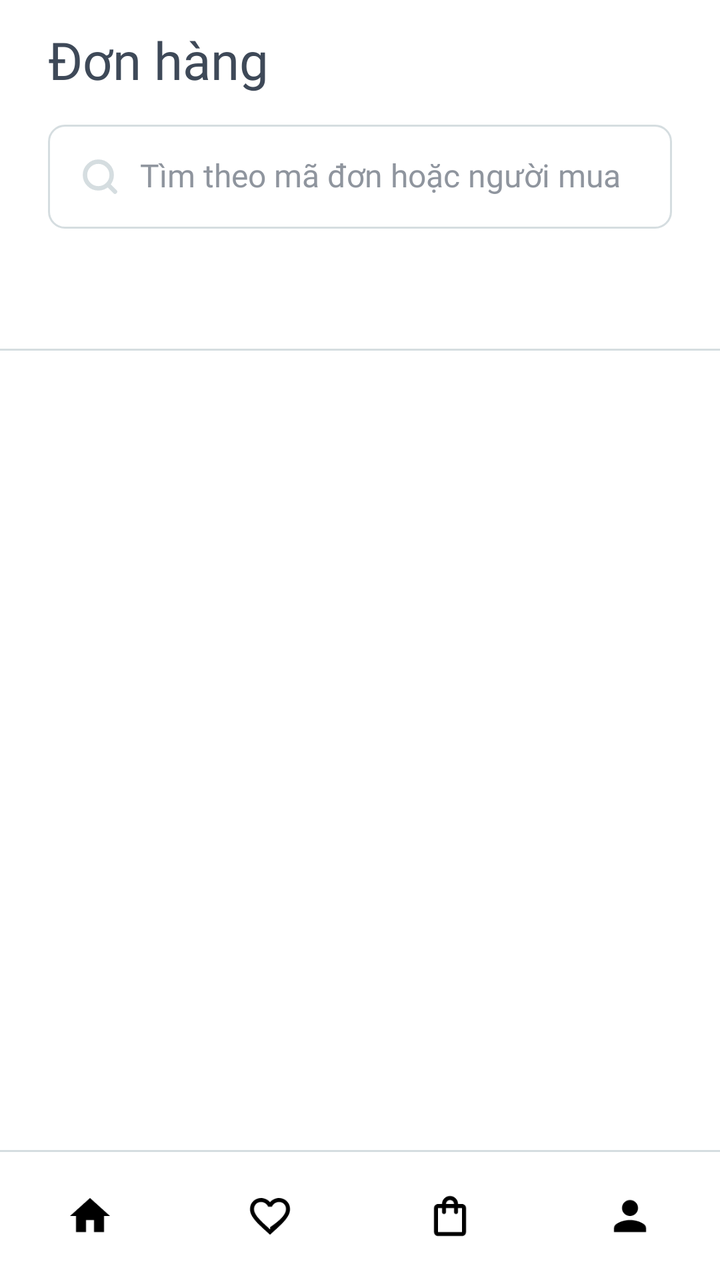
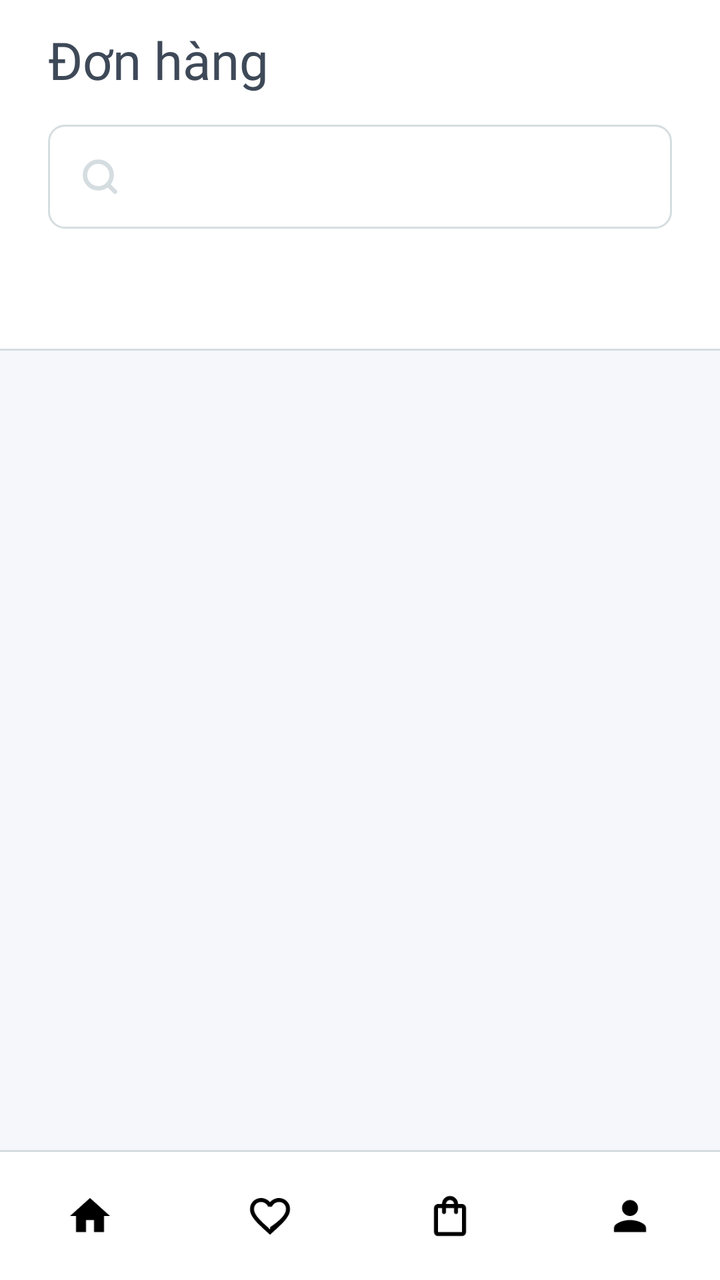

Two renders of the same Android screen: before a commit and after it. Below are the layout's source before the change and the commit's diff.
<!-- AndroidManifest.xml: application theme Theme.NT118R12 -->
<!-- res/layout/activity_seller_orders.xml -->
<?xml version="1.0" encoding="utf-8"?>
<LinearLayout xmlns:android="http://schemas.android.com/apk/res/android"
    xmlns:app="http://schemas.android.com/apk/res-auto"
    xmlns:tools="http://schemas.android.com/tools"
    android:layout_width="match_parent"
    android:layout_height="match_parent"
    android:background="@color/white"
    android:fitsSystemWindows="true"
    android:orientation="vertical">

    <LinearLayout
        android:layout_width="match_parent"
        android:layout_height="wrap_content"
        android:layout_marginStart="24dp"
        android:layout_marginTop="16dp"
        android:layout_marginEnd="24dp"
        android:gravity="center_vertical"
        android:orientation="horizontal">

        <TextView
            android:layout_width="0dp"
            android:layout_height="wrap_content"
            android:layout_weight="1"
            android:fontFamily="@font/montserrat_bold"
            android:includeFontPadding="false"
            android:text="Đơn hàng"
            android:textColor="@color/seller_ink"
            android:textSize="26sp" />
    </LinearLayout>

    <LinearLayout
        android:layout_width="match_parent"
        android:layout_height="52dp"
        android:layout_marginStart="24dp"
        android:layout_marginTop="16dp"
        android:layout_marginEnd="24dp"
        android:background="@drawable/seller_bg_search"
        android:gravity="center_vertical"
        android:orientation="horizontal"
        android:paddingHorizontal="16dp">

        <ImageView
            android:layout_width="20dp"
            android:layout_height="20dp"
            android:contentDescription="@null"
            android:src="@drawable/ic_seller_search" />

        <EditText
            android:id="@+id/et_search_orders"
            android:layout_width="0dp"
            android:layout_height="match_parent"
            android:layout_marginStart="10dp"
            android:layout_weight="1"
            android:background="@null"
            android:fontFamily="@font/montserrat_semibold"
            android:hint="Tìm theo mã đơn hoặc người mua"
            android:imeOptions="actionSearch"
            android:includeFontPadding="false"
            android:inputType="text"
            android:maxLines="1"
            android:padding="0dp"
            android:textColor="@color/seller_ink"
            android:textColorHint="@color/text_muted"
            android:textSize="16sp"
            tools:ignore="Autofill" />
    </LinearLayout>

    <com.google.android.material.tabs.TabLayout
        android:id="@+id/tab_layout_orders"
        android:layout_width="match_parent"
        android:layout_height="wrap_content"
        android:layout_marginTop="12dp"
        android:background="@color/white"
        app:tabGravity="start"
        app:tabIndicatorColor="@color/seller_primary"
        app:tabIndicatorFullWidth="true"
        app:tabIndicatorHeight="3dp"
        app:tabMinWidth="0dp"
        app:tabMode="scrollable"
        app:tabPaddingEnd="16dp"
        app:tabPaddingStart="16dp"
        app:tabRippleColor="@android:color/transparent"
        app:tabSelectedTextColor="@color/seller_primary"
        app:tabTextAppearance="@style/SellerOrderTabTextAppearance"
        app:tabTextColor="@color/text_body" />

    <View
        android:layout_width="match_parent"
        android:layout_height="1dp"
        android:background="@color/seller_border" />

    <androidx.recyclerview.widget.RecyclerView
        android:id="@+id/rv_seller_orders"
        android:layout_width="match_parent"
        android:layout_height="0dp"
        android:layout_marginStart="24dp"
        android:layout_marginTop="16dp"
        android:layout_marginEnd="24dp"
        android:layout_weight="1"
        android:clipToPadding="false"
        android:overScrollMode="never"
        app:layoutManager="androidx.recyclerview.widget.LinearLayoutManager" />

    <include layout="@layout/layout_bottom_nav" />
</LinearLayout>
<!-- res/layout/layout_bottom_nav.xml (included above) -->
<?xml version="1.0" encoding="utf-8"?>
<LinearLayout xmlns:android="http://schemas.android.com/apk/res/android"
    android:layout_width="match_parent"
    android:layout_height="wrap_content"
    android:orientation="vertical"
    android:background="@android:color/white">

    <View
        android:layout_width="match_parent"
        android:layout_height="1dp"
        android:background="@color/border" />

    <LinearLayout
        android:layout_width="match_parent"
        android:layout_height="64dp"
        android:orientation="horizontal"
        android:gravity="center_vertical">

        <ImageView
            android:id="@+id/nav_home"
            android:layout_width="0dp"
            android:layout_height="24dp"
            android:layout_weight="1"
            android:src="@drawable/ic_home"
            android:contentDescription="Home" />

        <ImageView
            android:id="@+id/nav_wishlist"
            android:layout_width="0dp"
            android:layout_height="24dp"
            android:layout_weight="1"
            android:src="@drawable/ic_heart"
            android:contentDescription="Wishlist" />

        <ImageView
            android:id="@+id/nav_cart"
            android:layout_width="0dp"
            android:layout_height="24dp"
            android:layout_weight="1"
            android:src="@drawable/ic_bag"
            android:contentDescription="Cart" />

        <ImageView
            android:id="@+id/nav_account"
            android:layout_width="0dp"
            android:layout_height="24dp"
            android:layout_weight="1"
            android:src="@drawable/ic_user"
            android:contentDescription="Account" />
    </LinearLayout>
</LinearLayout>
<!-- resources referenced by this layout -->
<resources>
  <color name="border">#D5DDE0</color>
  <color name="seller_border">@color/seller_divider</color>
  <color name="seller_ink">@color/seller_text_primary</color>
  <color name="seller_primary">#1152FD</color>
  <color name="text_body">#4A5565</color>
  <color name="text_muted">#8F959E</color>
  <color name="white">#FFFFFFFF</color>
  <!-- drawable ic_bag (drawable) -->
  <?xml version="1.0" encoding="utf-8"?>
  <vector xmlns:android="http://schemas.android.com/apk/res/android"
      android:width="24dp"
      android:height="24dp"
      android:viewportWidth="24"
      android:viewportHeight="24">
      <path
          android:fillColor="#FF000000"
          android:pathData="M18,6h-2c0,-2.21 -1.79,-4 -4,-4S8,3.79 8,6H6C4.9,6 4,6.9 4,8v12c0,1.1 0.9,2 2,2h12c1.1,0 2,-0.9 2,-2V8C20,6.9 19.1,6 18,6zM12,4c1.1,0 2,0.9 2,2h-4C10,4.9 10.9,4 12,4zM18,20H6V8h2v2c0,0.55 0.45,1 1,1s1,-0.45 1,-1V8h4v2c0,0.55 0.45,1 1,1s1,-0.45 1,-1V8h2V20z" />
  </vector>
  <!-- drawable ic_home (drawable) -->
  <?xml version="1.0" encoding="utf-8"?>
  <vector xmlns:android="http://schemas.android.com/apk/res/android"
      android:width="24dp"
      android:height="24dp"
      android:viewportWidth="24"
      android:viewportHeight="24">
      <path
          android:fillColor="#FF000000"
          android:pathData="M10,20v-6h4v6h5v-8h3L12,3 2,12h3v8z" />
  </vector>
  <!-- drawable ic_seller_search (drawable) -->
  <?xml version="1.0" encoding="utf-8"?>
  <vector xmlns:android="http://schemas.android.com/apk/res/android"
      android:width="18dp"
      android:height="18dp"
      android:viewportWidth="18"
      android:viewportHeight="18">
      <path
          android:pathData="M15.7501 15.7501L12.4951 12.4951M14.25 8.25C14.25 11.5637 11.5637 14.25 8.25 14.25C4.93629 14.25 2.25 11.5637 2.25 8.25C2.25 4.93629 4.93629 2.25 8.25 2.25C11.5637 2.25 14.25 4.93629 14.25 8.25Z"
          android:strokeColor="#FFD5DDE0"
          android:strokeWidth="2"
          android:strokeLineCap="round"
          />
  </vector>
  <!-- drawable ic_user (drawable) -->
  <?xml version="1.0" encoding="utf-8"?>
  <vector xmlns:android="http://schemas.android.com/apk/res/android"
      android:width="24dp"
      android:height="24dp"
      android:viewportWidth="24"
      android:viewportHeight="24">
      <path
          android:fillColor="#FF000000"
          android:pathData="M12,12c2.21,0 4,-1.79 4,-4s-1.79,-4 -4,-4 -4,1.79 -4,4 1.79,4 4,4zM12,14c-2.67,0 -8,1.34 -8,4v2h16v-2c0,-2.66 -5.33,-4 -8,-4z" />
  </vector>
  <!-- drawable seller_bg_search (drawable) -->
  <?xml version="1.0" encoding="utf-8"?>
  <shape xmlns:android="http://schemas.android.com/apk/res/android"
      android:shape="rectangle">
      <solid android:color="@color/seller_gray_bg" />
      <corners android:radius="8dp" />
      <stroke android:width="1dp" android:color="@color/seller_border" />
  </shape>
  <style name="SellerOrderTabTextAppearance" parent="TextAppearance.Design.Tab">
          <item name="android:textSize">15sp</item>
          <item name="android:fontFamily">@font/montserrat_bold</item>
          <item name="textAllCaps">false</item>
      </style>
  <style name="Theme.NT118R12" parent="Theme.MaterialComponents.Light.NoActionBar.Bridge" />
  <color name="seller_divider">#D5DDE0</color>
  <color name="seller_text_primary">#3E4958</color>
  <color name="seller_gray_bg">@color/seller_surface</color>
  <color name="seller_surface">#FFFFFF</color>
  <!-- unchanged entries left out for length: 1 -->
</resources>

<!-- the commit's change to res/layout/activity_seller_orders.xml (unified diff, before → after) -->
@@ -8,25 +8,17 @@
     android:fitsSystemWindows="true"
     android:orientation="vertical">
 
-    <LinearLayout
+    <TextView
         android:layout_width="match_parent"
         android:layout_height="wrap_content"
         android:layout_marginStart="24dp"
         android:layout_marginTop="16dp"
         android:layout_marginEnd="24dp"
-        android:gravity="center_vertical"
-        android:orientation="horizontal">
-
-        <TextView
-            android:layout_width="0dp"
-            android:layout_height="wrap_content"
-            android:layout_weight="1"
-            android:fontFamily="@font/montserrat_bold"
-            android:includeFontPadding="false"
-            android:text="Đơn hàng"
-            android:textColor="@color/seller_ink"
-            android:textSize="26sp" />
-    </LinearLayout>
+        android:fontFamily="@font/montserrat_bold"
+        android:includeFontPadding="false"
+        android:text="Đơn hàng"
+        android:textColor="@color/seller_ink"
+        android:textSize="26sp" />
 
     <LinearLayout
         android:layout_width="match_parent"
@@ -53,7 +45,7 @@
             android:layout_weight="1"
             android:background="@null"
             android:fontFamily="@font/montserrat_semibold"
-            android:hint="Tìm theo mã đơn hoặc người mua"
+            android:hint=""
             android:imeOptions="actionSearch"
             android:includeFontPadding="false"
             android:inputType="text"
@@ -93,12 +85,13 @@
         android:id="@+id/rv_seller_orders"
         android:layout_width="match_parent"
         android:layout_height="0dp"
-        android:layout_marginStart="24dp"
-        android:layout_marginTop="16dp"
-        android:layout_marginEnd="24dp"
         android:layout_weight="1"
+        android:background="@color/bg_gray_light"
         android:clipToPadding="false"
         android:overScrollMode="never"
+        android:paddingHorizontal="20dp"
+        android:paddingTop="16dp"
+        android:paddingBottom="8dp"
         app:layoutManager="androidx.recyclerview.widget.LinearLayoutManager" />
 
     <include layout="@layout/layout_bottom_nav" />
<!-- resource entries referenced after the edit -->
@@ -1,5 +1,6 @@
 <!-- resources referenced by this layout -->
 <resources>
+  <color name="bg_gray_light">#F5F7FA</color>
   <color name="border">#D5DDE0</color>
   <color name="seller_border">@color/seller_divider</color>
   <color name="seller_ink">@color/seller_text_primary</color>
